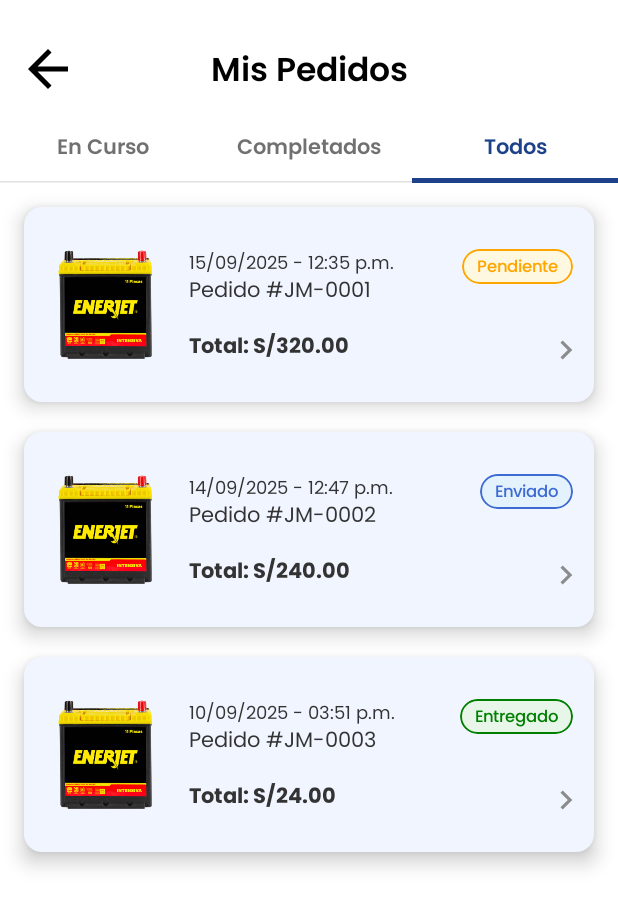
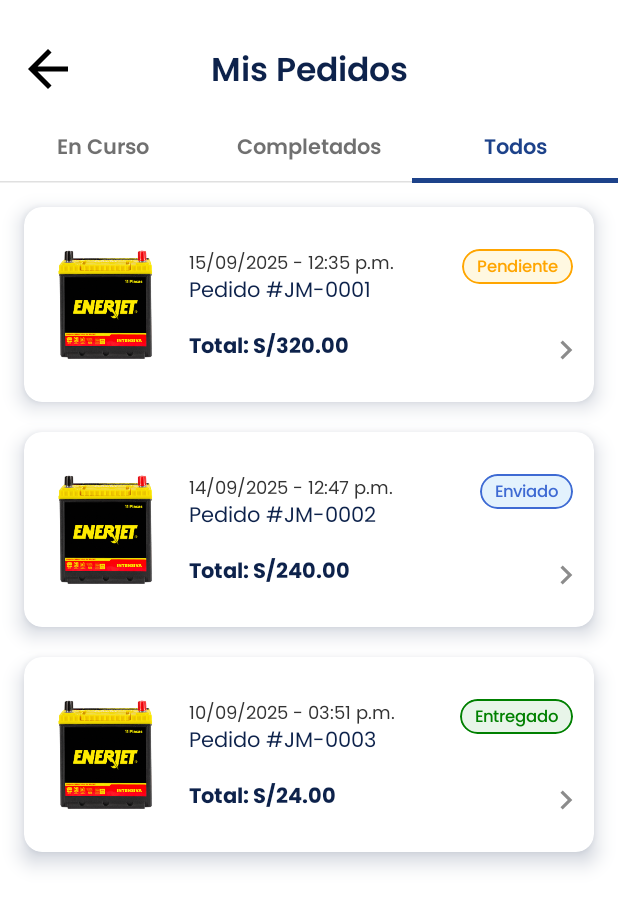
Before and after one commit to SkimerPM/JhomilMotors, an Android app built with Jetpack Compose: the @Preview function HistorialScreenPreview, on a phone screen of 412 x 824 dp. Shown: the top 908 px of the screen. Run offline under Robolectric (Android 15) with nearby library versions, the phone set to English and light mode, and no system bars.

```diff
--- a/app/src/main/java/com/jhomilmotors/jhomilmotorsfff/ui/screens/historial/HistorialScreen.kt
+++ b/app/src/main/java/com/jhomilmotors/jhomilmotorsfff/ui/screens/historial/HistorialScreen.kt
@@ -36,6 +36,7 @@
 import androidx.compose.ui.Alignment
 import androidx.compose.ui.Modifier
 import androidx.compose.ui.draw.clip
+import androidx.compose.ui.draw.shadow
 import androidx.compose.ui.graphics.Color
 import androidx.compose.ui.res.painterResource
 import androidx.compose.ui.text.font.FontWeight
@@ -85,11 +86,16 @@
     Card(
         modifier = Modifier
             .fillMaxWidth()
+            .shadow(
+                elevation = 8.dp, // El tamaño de la sombra
+                shape = MaterialTheme.shapes.large, // La misma forma que la Card
+                spotColor = MaterialTheme.colorScheme.onBackground, // Color principal de la sombra
+                ambientColor = MaterialTheme.colorScheme.onBackground // Color ambiental de la sombra
+            )
             .clickable { onClick() }
             .height(130.dp),
         shape = MaterialTheme.shapes.large,
-        colors = CardDefaults.cardColors(containerColor = MaterialTheme.colorScheme.surface),
-        elevation = CardDefaults.cardElevation(defaultElevation = 8.dp)
+        colors = CardDefaults.cardColors(containerColor = MaterialTheme.colorScheme.background)
     ) {
         Row(
             modifier = Modifier.padding(14.dp) .height(130.dp),
@@ -164,7 +170,8 @@
                 text = "Mis Pedidos",
                 style = MaterialTheme.typography.titleLarge,
                 modifier = Modifier.weight(1f),
-                textAlign = androidx.compose.ui.text.style.TextAlign.Center
+                textAlign = androidx.compose.ui.text.style.TextAlign.Center,
+                color = MaterialTheme.colorScheme.onBackground
             )
             Spacer(modifier = Modifier.width(48.dp))
         }
@@ -205,7 +212,7 @@
     }
 }
 
-@Preview(showBackground = true)
+@Preview(showBackground = true, )
 @Composable
 fun HistorialScreenPreview() {
     JhomilMotorsShopTheme {
```
